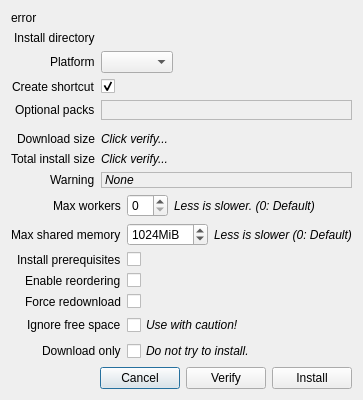
Before: the Qt Designer form rare/ui/components/dialogs/install_dialog.ui in RareDevs/Rare, drawn with Qt 5.
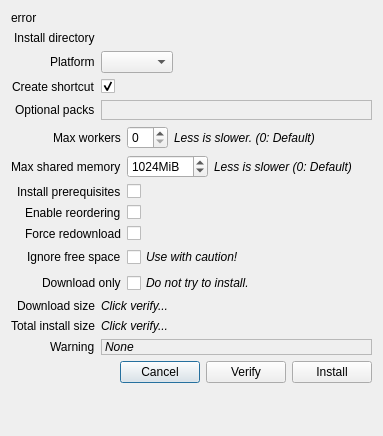
After: the same form once the commit is applied.

Commit message: InstallDialog: Adjust collapsible widget

Diff of the .ui file:
```diff
--- a/rare/ui/components/dialogs/install_dialog.ui
+++ b/rare/ui/components/dialogs/install_dialog.ui
@@ -6,17 +6,14 @@
    <rect>
     <x>0</x>
     <y>0</y>
-    <width>530</width>
-    <height>489</height>
+    <width>383</width>
+    <height>436</height>
    </rect>
   </property>
   <property name="windowTitle">
    <string notr="true">Rare</string>
   </property>
   <layout class="QFormLayout" name="install_dialog_layout">
-   <property name="sizeConstraint">
-    <enum>QLayout::SetFixedSize</enum>
-   </property>
    <property name="labelAlignment">
     <set>Qt::AlignRight|Qt::AlignTrailing|Qt::AlignVCenter</set>
    </property>
@@ -54,7 +51,7 @@
      </property>
     </widget>
    </item>
-   <item row="9" column="0">
+   <item row="3" column="0">
     <widget class="QLabel" name="shortcut_lbl">
      <property name="text">
       <string>Create shortcut</string>
@@ -64,7 +61,7 @@
      </property>
     </widget>
    </item>
-   <item row="9" column="1">
+   <item row="3" column="1">
     <widget class="QCheckBox" name="shortcut_cb">
      <property name="text">
       <string notr="true"/>
@@ -74,14 +71,14 @@
      </property>
     </widget>
    </item>
-   <item row="11" column="0">
+   <item row="4" column="0">
     <widget class="QLabel" name="sdl_list_label">
      <property name="text">
       <string>Optional packs</string>
      </property>
     </widget>
    </item>
-   <item row="11" column="1">
+   <item row="4" column="1">
     <widget class="QFrame" name="sdl_list_frame">
      <property name="frameShape">
       <enum>QFrame::StyledPanel</enum>
@@ -96,114 +93,9 @@
      </layout>
     </widget>
    </item>
-   <item row="13" column="0">
-    <widget class="QLabel" name="download_size_label">
-     <property name="text">
-      <string>Download size</string>
-     </property>
-    </widget>
-   </item>
-   <item row="13" column="1">
-    <widget class="QLabel" name="download_size_info_label">
-     <property name="font">
-      <font>
-       <italic>true</italic>
-      </font>
-     </property>
-     <property name="text">
-      <string>Click verify...</string>
-     </property>
-    </widget>
-   </item>
-   <item row="14" column="0">
-    <widget class="QLabel" name="install_size_label">
-     <property name="text">
-      <string>Total install size</string>
-     </property>
-    </widget>
-   </item>
-   <item row="14" column="1">
-    <widget class="QLabel" name="install_size_info_label">
-     <property name="font">
-      <font>
-       <italic>true</italic>
-      </font>
-     </property>
-     <property name="text">
-      <string>Click verify...</string>
-     </property>
-     <property name="wordWrap">
-      <bool>true</bool>
-     </property>
-    </widget>
-   </item>
-   <item row="15" column="0">
-    <widget class="QLabel" name="warn_label">
-     <property name="text">
-      <string>Warning</string>
-     </property>
-    </widget>
-   </item>
-   <item row="15" column="1">
-    <widget class="QLabel" name="warn_message">
-     <property name="font">
-      <font>
-       <italic>true</italic>
-      </font>
-     </property>
-     <property name="frameShape">
-      <enum>QFrame::StyledPanel</enum>
-     </property>
-     <property name="frameShadow">
-      <enum>QFrame::Sunken</enum>
-     </property>
-     <property name="text">
-      <string>None</string>
-     </property>
-     <property name="wordWrap">
-      <bool>true</bool>
-     </property>
-    </widget>
-   </item>
-   <item row="17" column="0" colspan="2">
-    <layout class="QHBoxLayout" name="button_layout">
+   <item row="5" column="0" colspan="2">
+    <layout class="QVBoxLayout" name="collapsible_layout">
      <item>
-      <spacer name="button_hspacer">
-       <property name="orientation">
-        <enum>Qt::Horizontal</enum>
-       </property>
-       <property name="sizeHint" stdset="0">
-        <size>
-         <width>40</width>
-         <height>20</height>
-        </size>
-       </property>
-      </spacer>
-     </item>
-     <item>
-      <widget class="QPushButton" name="cancel_button">
-       <property name="text">
-        <string>Cancel</string>
-       </property>
-      </widget>
-     </item>
-     <item>
-      <widget class="QPushButton" name="verify_button">
-       <property name="text">
-        <string>Verify</string>
-       </property>
-      </widget>
-     </item>
-     <item>
-      <widget class="QPushButton" name="install_button">
-       <property name="text">
-        <string>Install</string>
-       </property>
-      </widget>
-     </item>
-    </layout>
-   </item>
-   <item row="16" column="0" colspan="2">
     <layout class="QFormLayout" name="advanced_layout">
      <property name="labelAlignment">
       <set>Qt::AlignRight|Qt::AlignTrailing|Qt::AlignVCenter</set>
@@ -295,6 +187,28 @@
        </item>
       </layout>
      </item>
+       <item row="2" column="0">
+        <widget class="QLabel" name="install_preqs_lbl">
+         <property name="text">
+          <string>Install prerequisites</string>
+         </property>
+        </widget>
+       </item>
+       <item row="2" column="1">
+        <widget class="QCheckBox" name="install_preqs_check">
+         <property name="font">
+          <font>
+           <italic>true</italic>
+          </font>
+         </property>
+         <property name="text">
+          <string notr="true"/>
+         </property>
+         <property name="checked">
+          <bool>false</bool>
+         </property>
+        </widget>
+       </item>
      <item row="3" column="0">
       <widget class="QLabel" name="dl_optimizations_label">
        <property name="text">
@@ -321,12 +235,6 @@
      </item>
      <item row="4" column="1">
       <widget class="QCheckBox" name="force_download_check">
-       <property name="sizePolicy">
-        <sizepolicy hsizetype="Maximum" vsizetype="Fixed">
-         <horstretch>0</horstretch>
-         <verstretch>0</verstretch>
-        </sizepolicy>
-       </property>
        <property name="text">
         <string notr="true"/>
        </property>
@@ -341,12 +249,6 @@
      </item>
      <item row="5" column="1">
       <widget class="QCheckBox" name="ignore_space_check">
-       <property name="sizePolicy">
-        <sizepolicy hsizetype="Maximum" vsizetype="Fixed">
-         <horstretch>0</horstretch>
-         <verstretch>0</verstretch>
-        </sizepolicy>
-       </property>
        <property name="font">
         <font>
          <italic>true</italic>
@@ -366,12 +268,6 @@
      </item>
      <item row="6" column="1">
       <widget class="QCheckBox" name="download_only_check">
-       <property name="sizePolicy">
-        <sizepolicy hsizetype="Maximum" vsizetype="Fixed">
-         <horstretch>0</horstretch>
-         <verstretch>0</verstretch>
-        </sizepolicy>
-       </property>
        <property name="font">
         <font>
          <italic>true</italic>
@@ -382,32 +278,116 @@
        </property>
       </widget>
      </item>
-     <item row="2" column="0">
-      <widget class="QLabel" name="install_preqs_lbl">
+      </layout>
+     </item>
+    </layout>
+   </item>
+   <item row="6" column="0">
+    <widget class="QLabel" name="download_size_label">
        <property name="text">
-        <string>Install prerequisites</string>
+      <string>Download size</string>
        </property>
       </widget>
      </item>
-     <item row="2" column="1">
-      <widget class="QCheckBox" name="install_preqs_check">
+   <item row="6" column="1">
+    <widget class="QLabel" name="download_size_info_label">
        <property name="font">
         <font>
          <italic>true</italic>
         </font>
        </property>
        <property name="text">
-        <string notr="true"/>
-       </property>
-       <property name="checked">
-        <bool>false</bool>
+      <string>Click verify...</string>
+     </property>
+    </widget>
+   </item>
+   <item row="7" column="0">
+    <widget class="QLabel" name="install_size_label">
+     <property name="text">
+      <string>Total install size</string>
        </property>
       </widget>
      </item>
-    </layout>
+   <item row="7" column="1">
+    <widget class="QLabel" name="install_size_info_label">
+     <property name="font">
+      <font>
+       <italic>true</italic>
+      </font>
+     </property>
+     <property name="text">
+      <string>Click verify...</string>
+     </property>
+     <property name="wordWrap">
+      <bool>true</bool>
+     </property>
+    </widget>
    </item>
-   <item row="12" column="0" colspan="2">
-    <layout class="QVBoxLayout" name="advanced_placeholder_layout"/>
+   <item row="8" column="0">
+    <widget class="QLabel" name="warn_label">
+     <property name="text">
+      <string>Warning</string>
+     </property>
+    </widget>
+   </item>
+   <item row="8" column="1">
+    <widget class="QLabel" name="warn_message">
+     <property name="font">
+      <font>
+       <italic>true</italic>
+      </font>
+     </property>
+     <property name="frameShape">
+      <enum>QFrame::StyledPanel</enum>
+     </property>
+     <property name="frameShadow">
+      <enum>QFrame::Sunken</enum>
+     </property>
+     <property name="text">
+      <string>None</string>
+     </property>
+     <property name="wordWrap">
+      <bool>true</bool>
+     </property>
+    </widget>
+   </item>
+   <item row="9" column="0" colspan="2">
+    <layout class="QHBoxLayout" name="button_layout">
+     <item>
+      <spacer name="button_hspacer">
+       <property name="orientation">
+        <enum>Qt::Horizontal</enum>
+       </property>
+       <property name="sizeHint" stdset="0">
+        <size>
+         <width>40</width>
+         <height>20</height>
+        </size>
+       </property>
+      </spacer>
+     </item>
+     <item>
+      <widget class="QPushButton" name="cancel_button">
+       <property name="text">
+        <string>Cancel</string>
+       </property>
+      </widget>
+     </item>
+     <item>
+      <widget class="QPushButton" name="verify_button">
+       <property name="text">
+        <string>Verify</string>
+       </property>
+      </widget>
+     </item>
+     <item>
+      <widget class="QPushButton" name="install_button">
+       <property name="text">
+        <string>Install</string>
+       </property>
+      </widget>
+     </item>
+    </layout>
    </item>
   </layout>
  </widget>
```
Lines whose indentation alone changed are shown as unchanged. The commit also changes 5 other files.
